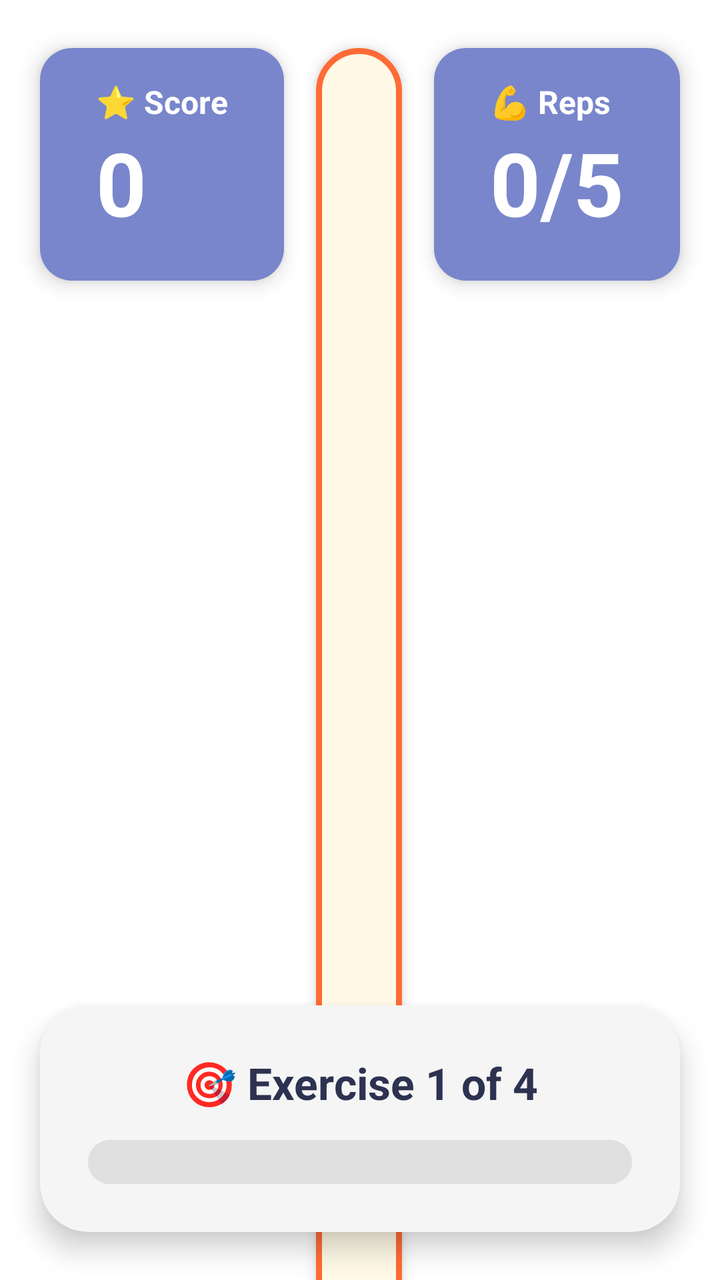
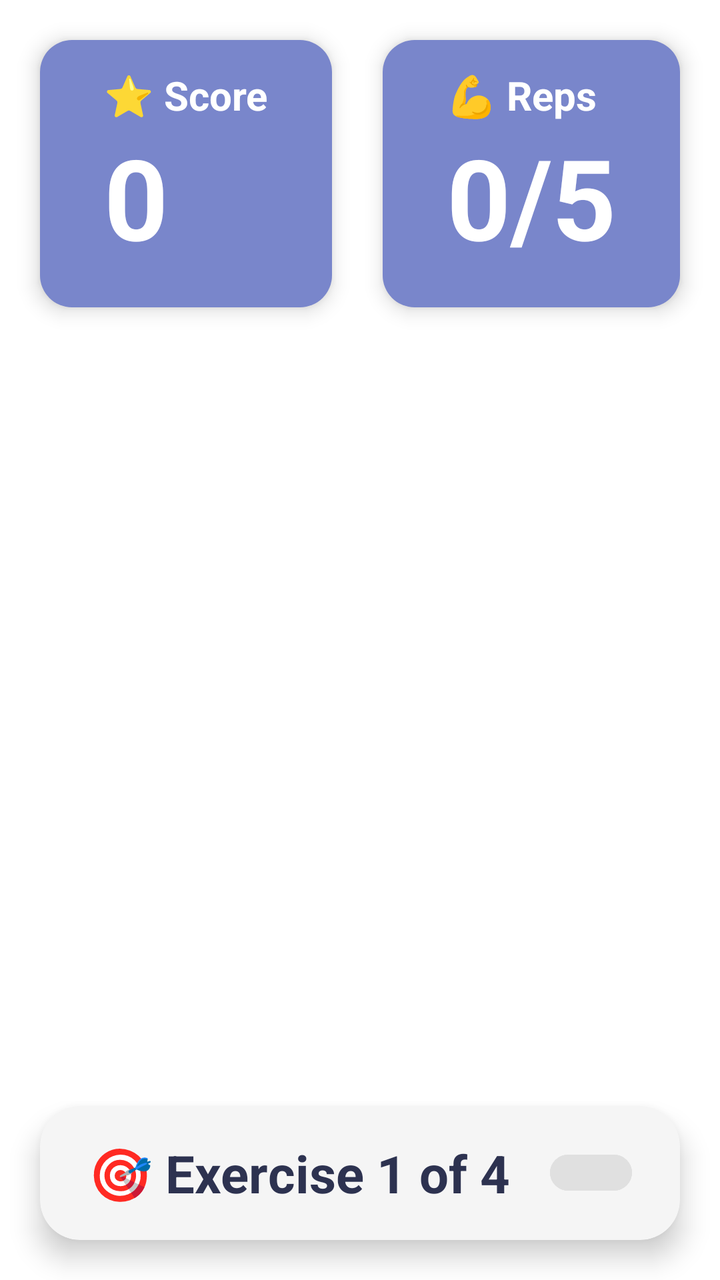

Before-and-after screenshots of an Android layout around one commit, followed by the original layout XML and the change that was made.
<!-- AndroidManifest.xml: application theme Theme.RoboMove -->
<!-- res/layout/activity_game.xml -->
<?xml version="1.0" encoding="utf-8"?>
<androidx.constraintlayout.widget.ConstraintLayout
    xmlns:android="http://schemas.android.com/apk/res/android"
    xmlns:app="http://schemas.android.com/apk/res-auto"
    android:layout_width="match_parent"
    android:layout_height="match_parent"
    android:background="@color/robomove_white"
    android:fitsSystemWindows="true">

    

    
    <LinearLayout
        android:id="@+id/layout_score"
        android:layout_width="wrap_content"
        android:layout_height="wrap_content"
        android:orientation="vertical"
        android:background="@drawable/bg_score_card"
        android:paddingStart="28dp"
        android:paddingEnd="28dp"
        android:paddingTop="16dp"
        android:paddingBottom="20dp"
        android:layout_marginStart="20dp"
        android:layout_marginTop="24dp"
        android:elevation="6dp"
        app:layout_constraintStart_toStartOf="parent"
        app:layout_constraintTop_toTopOf="parent">

        <TextView
            android:layout_width="wrap_content"
            android:layout_height="wrap_content"
            android:text="⭐ Score"
            android:textColor="@color/robomove_white"
            android:textSize="16sp"
            android:textStyle="bold"/>

        <TextView
            android:id="@+id/tv_score"
            android:layout_width="wrap_content"
            android:layout_height="wrap_content"
            android:text="0"
            android:textColor="@color/robomove_white"
            android:textSize="44sp"
            android:textStyle="bold"/>
    </LinearLayout>

    

    <LinearLayout
        android:id="@+id/layout_exercise_info"
        android:layout_width="0dp"
        android:layout_height="wrap_content"
        android:layout_marginTop="24dp"
        android:gravity="center"
        android:orientation="vertical"
        android:background="@drawable/bg_exercise_info"
        android:paddingStart="24dp"
        android:paddingEnd="24dp"
        android:paddingTop="16dp"
        android:paddingBottom="16dp"
        android:layout_marginStart="16dp"
        android:layout_marginEnd="16dp"
        android:elevation="4dp"
        app:layout_constraintEnd_toStartOf="@id/layout_reps"
        app:layout_constraintHorizontal_bias="0.0"
        app:layout_constraintStart_toEndOf="@id/layout_score"
        app:layout_constraintTop_toTopOf="parent">

        
        <TextView
            android:id="@+id/tv_exercise_name"
            android:layout_width="wrap_content"
            android:layout_height="wrap_content"
            android:gravity="center"
            android:text="🎯 Raise your left hand"
            android:textColor="@color/robomove_navy"
            android:textSize="38sp"
            android:textStyle="bold" />

        
        <TextView
            android:id="@+id/tv_exercise_description"
            android:layout_width="wrap_content"
            android:layout_height="wrap_content"
            android:layout_marginTop="6dp"
            android:gravity="center"
            android:paddingStart="8dp"
            android:paddingEnd="8dp"
            android:text="Lift your left arm out to the side and up above your head!"
            android:textColor="#666666"
            android:textSize="15sp"
            android:textStyle="bold"/>

    </LinearLayout>

    
    <LinearLayout
        android:id="@+id/layout_reps"
        android:layout_width="wrap_content"
        android:layout_height="wrap_content"
        android:orientation="vertical"
        android:background="@drawable/bg_score_card"
        android:paddingStart="28dp"
        android:paddingEnd="28dp"
        android:paddingTop="16dp"
        android:paddingBottom="20dp"
        android:layout_marginEnd="20dp"
        android:layout_marginTop="24dp"
        android:elevation="6dp"
        app:layout_constraintEnd_toEndOf="parent"
        app:layout_constraintTop_toTopOf="parent">

        <TextView
            android:layout_width="wrap_content"
            android:layout_height="wrap_content"
            android:text="💪 Reps"
            android:textColor="@color/robomove_white"
            android:textSize="16sp"
            android:textStyle="bold"/>

        <TextView
            android:id="@+id/tv_reps"
            android:layout_width="wrap_content"
            android:layout_height="wrap_content"
            android:text="0/5"
            android:textColor="@color/robomove_white"
            android:textSize="44sp"
            android:textStyle="bold"/>
    </LinearLayout>

    

    
    <androidx.cardview.widget.CardView
        android:id="@+id/card_demo"
        android:layout_width="0dp"
        android:layout_height="0dp"
        android:layout_marginStart="20dp"
        android:layout_marginTop="28dp"
        android:layout_marginBottom="20dp"
        app:cardCornerRadius="24dp"
        app:cardBackgroundColor="@color/robomove_pink_bg"
        app:cardElevation="8dp"
        app:layout_constraintStart_toStartOf="parent"
        app:layout_constraintEnd_toStartOf="@id/card_camera"
        app:layout_constraintTop_toBottomOf="@id/layout_exercise_info"
        app:layout_constraintBottom_toTopOf="@id/layout_progress"
        app:layout_constraintWidth_percent="0.48">

        <FrameLayout
            android:layout_width="match_parent"
            android:layout_height="match_parent">

            
            <LinearLayout
                android:layout_width="wrap_content"
                android:layout_height="wrap_content"
                android:orientation="horizontal"
                android:background="@drawable/bg_label"
                android:paddingStart="16dp"
                android:paddingEnd="16dp"
                android:paddingTop="8dp"
                android:paddingBottom="8dp"
                android:layout_gravity="top|start"
                android:layout_margin="16dp"
                android:elevation="2dp">

                <TextView
                    android:layout_width="wrap_content"
                    android:layout_height="wrap_content"
                    android:text="📹 Demo"
                    android:textColor="@color/robomove_navy"
                    android:textSize="18sp"
                    android:textStyle="bold"/>
            </LinearLayout>

            
            <TextureView
                android:id="@+id/video_demo"
                android:layout_width="match_parent"
                android:layout_height="match_parent"
                android:visibility="gone"/>

            
            <TextView
                android:id="@+id/tv_demo_placeholder"
                android:layout_width="wrap_content"
                android:layout_height="wrap_content"
                android:text="🎬\nDemo Video"
                android:textColor="@color/robomove_white"
                android:textSize="28sp"
                android:textStyle="bold"
                android:gravity="center"
                android:layout_gravity="center"
                android:visibility="visible"/>

        </FrameLayout>

    </androidx.cardview.widget.CardView>

    
    <androidx.cardview.widget.CardView
        android:id="@+id/card_camera"
        android:layout_width="0dp"
        android:layout_height="0dp"
        android:layout_marginStart="16dp"
        android:layout_marginEnd="20dp"
        android:layout_marginTop="28dp"
        android:layout_marginBottom="20dp"
        app:cardCornerRadius="24dp"
        app:cardBackgroundColor="@color/robomove_pink_bg"
        app:cardElevation="8dp"
        app:layout_constraintStart_toEndOf="@id/card_demo"
        app:layout_constraintEnd_toEndOf="parent"
        app:layout_constraintTop_toBottomOf="@id/layout_exercise_info"
        app:layout_constraintBottom_toTopOf="@id/layout_progress">

        <FrameLayout
            android:layout_width="match_parent"
            android:layout_height="match_parent">

            
            <LinearLayout
                android:layout_width="wrap_content"
                android:layout_height="wrap_content"
                android:orientation="horizontal"
                android:background="@drawable/bg_label"
                android:paddingStart="16dp"
                android:paddingEnd="16dp"
                android:paddingTop="8dp"
                android:paddingBottom="8dp"
                android:layout_gravity="top|start"
                android:layout_margin="16dp"
                android:elevation="2dp">

                <TextView
                    android:layout_width="wrap_content"
                    android:layout_height="wrap_content"
                    android:text="📸 Kids Cam"
                    android:textColor="@color/robomove_navy"
                    android:textSize="18sp"
                    android:textStyle="bold"/>
            </LinearLayout>

            
            <androidx.camera.view.PreviewView
                android:id="@+id/camera_preview"
                android:layout_width="match_parent"
                android:layout_height="match_parent"/>

            
            <com.robomove.app.vision.PoseOverlayView
                android:id="@+id/pose_overlay"
                android:layout_width="match_parent"
                android:layout_height="match_parent"
                android:background="@android:color/transparent"/>

            
            
            <LinearLayout
                android:layout_width="wrap_content"
                android:layout_height="wrap_content"
                android:orientation="horizontal"
                android:layout_gravity="top|end"
                android:layout_margin="12dp">

                
                <TextView
                    android:id="@+id/btn_skip"
                    android:layout_width="wrap_content"
                    android:layout_height="wrap_content"
                    android:text="⏭ Skip"
                    android:textColor="@color/robomove_navy"
                    android:textSize="14sp"
                    android:textStyle="bold"
                    android:background="@drawable/bg_button_yellow"
                    android:paddingStart="16dp"
                    android:paddingEnd="16dp"
                    android:paddingTop="8dp"
                    android:paddingBottom="8dp"
                    android:layout_marginEnd="8dp"/>

                
                <TextView
                    android:id="@+id/btn_pause"
                    android:layout_width="wrap_content"
                    android:layout_height="wrap_content"
                    android:text="⏸ Pause"
                    android:textColor="@color/robomove_white"
                    android:textSize="14sp"
                    android:textStyle="bold"
                    android:background="@drawable/bg_button_navy"
                    android:paddingStart="16dp"
                    android:paddingEnd="16dp"
                    android:paddingTop="8dp"
                    android:paddingBottom="8dp"/>

            </LinearLayout>

        </FrameLayout>

    </androidx.cardview.widget.CardView>

    

    <androidx.cardview.widget.CardView
        android:id="@+id/layout_progress"
        android:layout_width="0dp"
        android:layout_height="wrap_content"
        android:layout_marginStart="20dp"
        android:layout_marginEnd="20dp"
        android:layout_marginBottom="24dp"
        app:cardCornerRadius="24dp"
        app:cardBackgroundColor="@color/robomove_light_gray"
        app:cardElevation="8dp"
        app:layout_constraintBottom_toBottomOf="parent"
        app:layout_constraintStart_toStartOf="parent"
        app:layout_constraintEnd_toEndOf="parent">

        <LinearLayout
            android:layout_width="match_parent"
            android:layout_height="wrap_content"
            android:orientation="vertical"
            android:padding="24dp">

            
            <TextView
                android:id="@+id/tv_progress_label"
                android:layout_width="wrap_content"
                android:layout_height="wrap_content"
                android:text="🎯 Exercise 1 of 4"
                android:textColor="@color/robomove_navy"
                android:textSize="22sp"
                android:textStyle="bold"
                android:layout_gravity="center_horizontal"/>

            
            <FrameLayout
                android:layout_width="match_parent"
                android:layout_height="wrap_content"
                android:layout_marginTop="14dp">

                
                <View
                    android:layout_width="match_parent"
                    android:layout_height="22dp"
                    android:background="@drawable/bg_progress_track"/>

                
                <ProgressBar
                    android:id="@+id/progress_bar"
                    style="?android:attr/progressBarStyleHorizontal"
                    android:layout_width="match_parent"
                    android:layout_height="22dp"
                    android:max="100"
                    android:progress="0"
                    android:progressDrawable="@drawable/progress_bar_drawable"/>

            </FrameLayout>

        </LinearLayout>

    </androidx.cardview.widget.CardView>

</androidx.constraintlayout.widget.ConstraintLayout>
<!-- resources referenced by this layout -->
<resources>
  <color name="robomove_light_gray">#F5F5F5</color>
  <color name="robomove_navy">#2D3250</color>
  <color name="robomove_pink_bg">#F4A7B9</color>
  <color name="robomove_white">#FFFFFF</color>
  <!-- drawable bg_button_navy (drawable) -->
  <?xml version="1.0" encoding="utf-8"?>
  <shape xmlns:android="http://schemas.android.com/apk/res/android"
      android:shape="rectangle">
      <solid android:color="#2D3250" />
      <corners android:radius="50dp" />
  </shape>
  <!-- drawable bg_button_yellow (drawable) -->
  <?xml version="1.0" encoding="utf-8"?>
  <shape xmlns:android="http://schemas.android.com/apk/res/android"
      android:shape="rectangle">
      <solid android:color="#F5C842" />
      <corners android:radius="50dp" />
  </shape>
  <!-- drawable bg_exercise_info (drawable) -->
  <?xml version="1.0" encoding="utf-8"?>
  <shape xmlns:android="http://schemas.android.com/apk/res/android">
      <solid android:color="#FFF9E6"/>
      <corners android:radius="20dp"/>
      <stroke android:width="3dp" android:color="@color/robomove_progress_orange"/>
  </shape>
  <!-- drawable bg_label (drawable) -->
  <?xml version="1.0" encoding="utf-8"?>
  <shape xmlns:android="http://schemas.android.com/apk/res/android">
      <solid android:color="@color/robomove_white"/>
      <corners android:radius="16dp"/>
  </shape>
  <!-- drawable bg_progress_track (drawable) -->
  <?xml version="1.0" encoding="utf-8"?>
  <shape xmlns:android="http://schemas.android.com/apk/res/android">
      <solid android:color="#E0E0E0"/>
      <corners android:radius="12dp"/>
  </shape>
  <!-- drawable bg_score_card (drawable) -->
  <?xml version="1.0" encoding="utf-8"?>
  <shape xmlns:android="http://schemas.android.com/apk/res/android">
      <solid android:color="@color/robomove_score_blue"/>
      <corners android:radius="16dp"/>
  </shape>
  <!-- drawable progress_bar_drawable (drawable) -->
  <?xml version="1.0" encoding="utf-8"?>
  <layer-list xmlns:android="http://schemas.android.com/apk/res/android">
      <item android:id="@android:id/background">
          <shape>
              <solid android:color="#E0E0E0"/>
              <corners android:radius="12dp"/>
          </shape>
      </item>
      <item android:id="@android:id/progress">
          <clip>
              <shape>
                  <solid android:color="@color/robomove_progress_orange"/>
                  <corners android:radius="12dp"/>
              </shape>
          </clip>
      </item>
  </layer-list>
  <style name="Theme.RoboMove" parent="Theme.MaterialComponents.DayNight.NoActionBar">
          <item name="colorPrimary">@color/robomove_navy</item>
          <item name="colorPrimaryVariant">@color/robomove_navy</item>
          <item name="colorOnPrimary">@color/robomove_white</item>
          <item name="colorSecondary">@color/robomove_yellow</item>
          <item name="android:windowBackground">@color/robomove_white</item>
      </style>
  <color name="robomove_progress_orange">#FF6B35</color>
  <color name="robomove_score_blue">#7986CB</color>
  <color name="robomove_yellow">#F5C842</color>
</resources>

<!-- the commit's change to res/layout/activity_game.xml (unified diff, before → after) -->
@@ -16,12 +16,12 @@
         android:layout_height="wrap_content"
         android:orientation="vertical"
         android:background="@drawable/bg_score_card"
-        android:paddingStart="28dp"
-        android:paddingEnd="28dp"
-        android:paddingTop="16dp"
-        android:paddingBottom="20dp"
+        android:paddingStart="32dp"
+        android:paddingEnd="32dp"
+        android:paddingTop="14dp"
+        android:paddingBottom="18dp"
         android:layout_marginStart="20dp"
-        android:layout_marginTop="24dp"
+        android:layout_marginTop="20dp"
         android:elevation="6dp"
         app:layout_constraintStart_toStartOf="parent"
         app:layout_constraintTop_toTopOf="parent">
@@ -31,7 +31,7 @@
             android:layout_height="wrap_content"
             android:text="⭐ Score"
             android:textColor="@color/robomove_white"
-            android:textSize="16sp"
+            android:textSize="20sp"
             android:textStyle="bold"/>
 
         <TextView
@@ -40,33 +40,30 @@
             android:layout_height="wrap_content"
             android:text="0"
             android:textColor="@color/robomove_white"
-            android:textSize="44sp"
+            android:textSize="56sp"
             android:textStyle="bold"/>
     </LinearLayout>
 
     
-
     <LinearLayout
         android:id="@+id/layout_exercise_info"
         android:layout_width="0dp"
         android:layout_height="wrap_content"
-        android:layout_marginTop="24dp"
+        android:layout_marginTop="20dp"
         android:gravity="center"
         android:orientation="vertical"
         android:background="@drawable/bg_exercise_info"
         android:paddingStart="24dp"
         android:paddingEnd="24dp"
-        android:paddingTop="16dp"
-        android:paddingBottom="16dp"
+        android:paddingTop="14dp"
+        android:paddingBottom="14dp"
         android:layout_marginStart="16dp"
         android:layout_marginEnd="16dp"
         android:elevation="4dp"
         app:layout_constraintEnd_toStartOf="@id/layout_reps"
-        app:layout_constraintHorizontal_bias="0.0"
         app:layout_constraintStart_toEndOf="@id/layout_score"
         app:layout_constraintTop_toTopOf="parent">
 
-        
         <TextView
             android:id="@+id/tv_exercise_name"
             android:layout_width="wrap_content"
@@ -74,21 +71,20 @@
             android:gravity="center"
             android:text="🎯 Raise your left hand"
             android:textColor="@color/robomove_navy"
-            android:textSize="38sp"
-            android:textStyle="bold" />
-
-        
+            android:textSize="44sp"
+            android:textStyle="bold"/>
+
         <TextView
             android:id="@+id/tv_exercise_description"
             android:layout_width="wrap_content"
             android:layout_height="wrap_content"
-            android:layout_marginTop="6dp"
+            android:layout_marginTop="4dp"
             android:gravity="center"
             android:paddingStart="8dp"
             android:paddingEnd="8dp"
             android:text="Lift your left arm out to the side and up above your head!"
-            android:textColor="#666666"
-            android:textSize="15sp"
+            android:textColor="#555555"
+            android:textSize="22sp"
             android:textStyle="bold"/>
 
     </LinearLayout>
@@ -100,12 +96,12 @@
         android:layout_height="wrap_content"
         android:orientation="vertical"
         android:background="@drawable/bg_score_card"
-        android:paddingStart="28dp"
-        android:paddingEnd="28dp"
-        android:paddingTop="16dp"
-        android:paddingBottom="20dp"
+        android:paddingStart="32dp"
+        android:paddingEnd="32dp"
+        android:paddingTop="14dp"
+        android:paddingBottom="18dp"
         android:layout_marginEnd="20dp"
-        android:layout_marginTop="24dp"
+        android:layout_marginTop="20dp"
         android:elevation="6dp"
         app:layout_constraintEnd_toEndOf="parent"
         app:layout_constraintTop_toTopOf="parent">
@@ -115,7 +111,7 @@
             android:layout_height="wrap_content"
             android:text="💪 Reps"
             android:textColor="@color/robomove_white"
-            android:textSize="16sp"
+            android:textSize="20sp"
             android:textStyle="bold"/>
 
         <TextView
@@ -124,7 +120,7 @@
             android:layout_height="wrap_content"
             android:text="0/5"
             android:textColor="@color/robomove_white"
-            android:textSize="44sp"
+            android:textSize="56sp"
             android:textStyle="bold"/>
     </LinearLayout>
 
@@ -136,8 +132,8 @@
         android:layout_width="0dp"
         android:layout_height="0dp"
         android:layout_marginStart="20dp"
-        android:layout_marginTop="28dp"
-        android:layout_marginBottom="20dp"
+        android:layout_marginTop="20dp"
+        android:layout_marginBottom="16dp"
         app:cardCornerRadius="24dp"
         app:cardBackgroundColor="@color/robomove_pink_bg"
         app:cardElevation="8dp"
@@ -151,7 +147,6 @@
             android:layout_width="match_parent"
             android:layout_height="match_parent">
 
-            
             <LinearLayout
                 android:layout_width="wrap_content"
                 android:layout_height="wrap_content"
@@ -170,18 +165,16 @@
                     android:layout_height="wrap_content"
                     android:text="📹 Demo"
                     android:textColor="@color/robomove_navy"
-                    android:textSize="18sp"
+                    android:textSize="20sp"
                     android:textStyle="bold"/>
             </LinearLayout>
 
-            
             <TextureView
                 android:id="@+id/video_demo"
                 android:layout_width="match_parent"
                 android:layout_height="match_parent"
                 android:visibility="gone"/>
 
-            
             <TextView
                 android:id="@+id/tv_demo_placeholder"
                 android:layout_width="wrap_content"
@@ -205,8 +198,8 @@
         android:layout_height="0dp"
         android:layout_marginStart="16dp"
         android:layout_marginEnd="20dp"
-        android:layout_marginTop="28dp"
-        android:layout_marginBottom="20dp"
+        android:layout_marginTop="20dp"
+        android:layout_marginBottom="16dp"
         app:cardCornerRadius="24dp"
         app:cardBackgroundColor="@color/robomove_pink_bg"
         app:cardElevation="8dp"
@@ -219,7 +212,6 @@
             android:layout_width="match_parent"
             android:layout_height="match_parent">
 
-            
             <LinearLayout
                 android:layout_width="wrap_content"
                 android:layout_height="wrap_content"
@@ -238,25 +230,21 @@
                     android:layout_height="wrap_content"
                     android:text="📸 Kids Cam"
                     android:textColor="@color/robomove_navy"
-                    android:textSize="18sp"
+                    android:textSize="20sp"
                     android:textStyle="bold"/>
             </LinearLayout>
 
-            
             <androidx.camera.view.PreviewView
                 android:id="@+id/camera_preview"
                 android:layout_width="match_parent"
                 android:layout_height="match_parent"/>
 
-            
             <com.robomove.app.vision.PoseOverlayView
                 android:id="@+id/pose_overlay"
                 android:layout_width="match_parent"
                 android:layout_height="match_parent"
                 android:background="@android:color/transparent"/>
 
-            
-            
             <LinearLayout
                 android:layout_width="wrap_content"
                 android:layout_height="wrap_content"
@@ -264,36 +252,34 @@
                 android:layout_gravity="top|end"
                 android:layout_margin="12dp">
 
-                
                 <TextView
                     android:id="@+id/btn_skip"
                     android:layout_width="wrap_content"
                     android:layout_height="wrap_content"
                     android:text="⏭ Skip"
                     android:textColor="@color/robomove_navy"
-                    android:textSize="14sp"
+                    android:textSize="16sp"
                     android:textStyle="bold"
                     android:background="@drawable/bg_button_yellow"
-                    android:paddingStart="16dp"
-                    android:paddingEnd="16dp"
-                    android:paddingTop="8dp"
-                    android:paddingBottom="8dp"
+                    android:paddingStart="20dp"
+                    android:paddingEnd="20dp"
+                    android:paddingTop="10dp"
+                    android:paddingBottom="10dp"
                     android:layout_marginEnd="8dp"/>
 
-                
                 <TextView
                     android:id="@+id/btn_pause"
                     android:layout_width="wrap_content"
                     android:layout_height="wrap_content"
                     android:text="⏸ Pause"
                     android:textColor="@color/robomove_white"
-                    android:textSize="14sp"
+                    android:textSize="16sp"
                     android:textStyle="bold"
                     android:background="@drawable/bg_button_navy"
-                    android:paddingStart="16dp"
-                    android:paddingEnd="16dp"
-                    android:paddingTop="8dp"
-                    android:paddingBottom="8dp"/>
+                    android:paddingStart="20dp"
+                    android:paddingEnd="20dp"
+                    android:paddingTop="10dp"
+                    android:paddingBottom="10dp"/>
 
             </LinearLayout>
 
@@ -309,8 +295,8 @@
         android:layout_height="wrap_content"
         android:layout_marginStart="20dp"
         android:layout_marginEnd="20dp"
-        android:layout_marginBottom="24dp"
-        app:cardCornerRadius="24dp"
+        android:layout_marginBottom="20dp"
+        app:cardCornerRadius="20dp"
         app:cardBackgroundColor="@color/robomove_light_gray"
         app:cardElevation="8dp"
         app:layout_constraintBottom_toBottomOf="parent"
@@ -320,38 +306,38 @@
         <LinearLayout
             android:layout_width="match_parent"
             android:layout_height="wrap_content"
-            android:orientation="vertical"
-            android:padding="24dp">
-
-            
+            android:orientation="horizontal"
+            android:gravity="center_vertical"
+            android:paddingStart="24dp"
+            android:paddingEnd="24dp"
+            android:paddingTop="16dp"
+            android:paddingBottom="16dp">
+
             <TextView
                 android:id="@+id/tv_progress_label"
                 android:layout_width="wrap_content"
                 android:layout_height="wrap_content"
                 android:text="🎯 Exercise 1 of 4"
                 android:textColor="@color/robomove_navy"
-                android:textSize="22sp"
+                android:textSize="26sp"
                 android:textStyle="bold"
-                android:layout_gravity="center_horizontal"/>
-
-            
+                android:layout_marginEnd="20dp"/>
+
             <FrameLayout
-                android:layout_width="match_parent"
-                android:layout_height="wrap_content"
-                android:layout_marginTop="14dp">
-
-                
+                android:layout_width="0dp"
+                android:layout_height="wrap_content"
+                android:layout_weight="1">
+
                 <View
                     android:layout_width="match_parent"
-                    android:layout_height="22dp"
+                    android:layout_height="18dp"
                     android:background="@drawable/bg_progress_track"/>
 
-                
                 <ProgressBar
                     android:id="@+id/progress_bar"
                     style="?android:attr/progressBarStyleHorizontal"
                     android:layout_width="match_parent"
-                    android:layout_height="22dp"
+                    android:layout_height="18dp"
                     android:max="100"
                     android:progress="0"
                     android:progressDrawable="@drawable/progress_bar_drawable"/>
